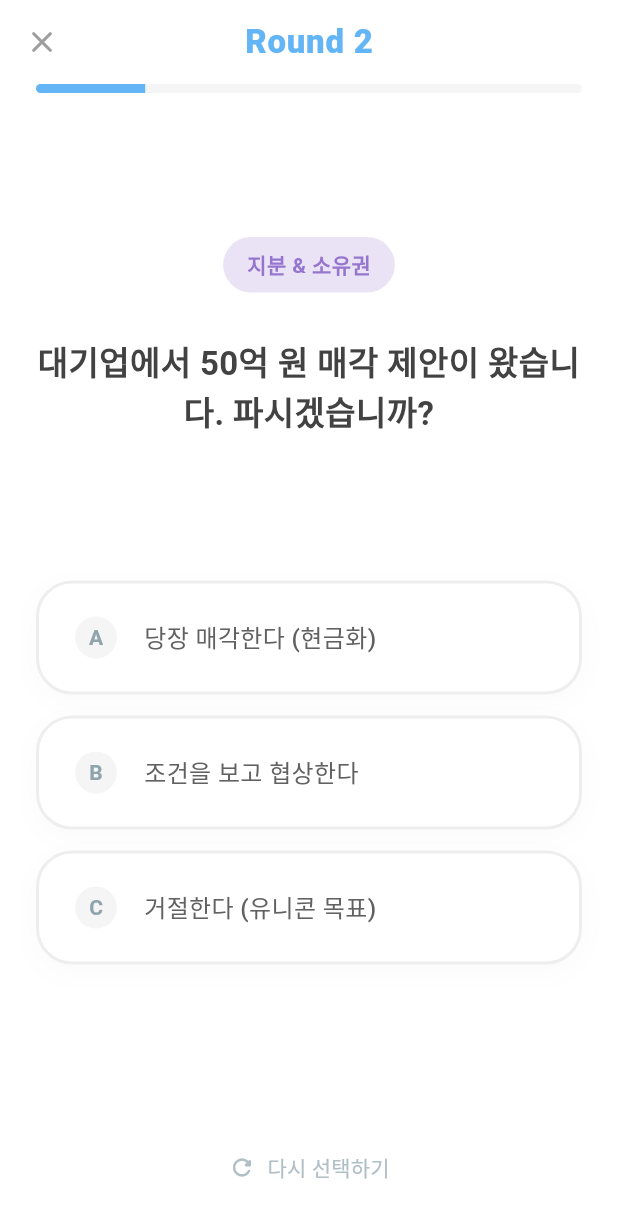
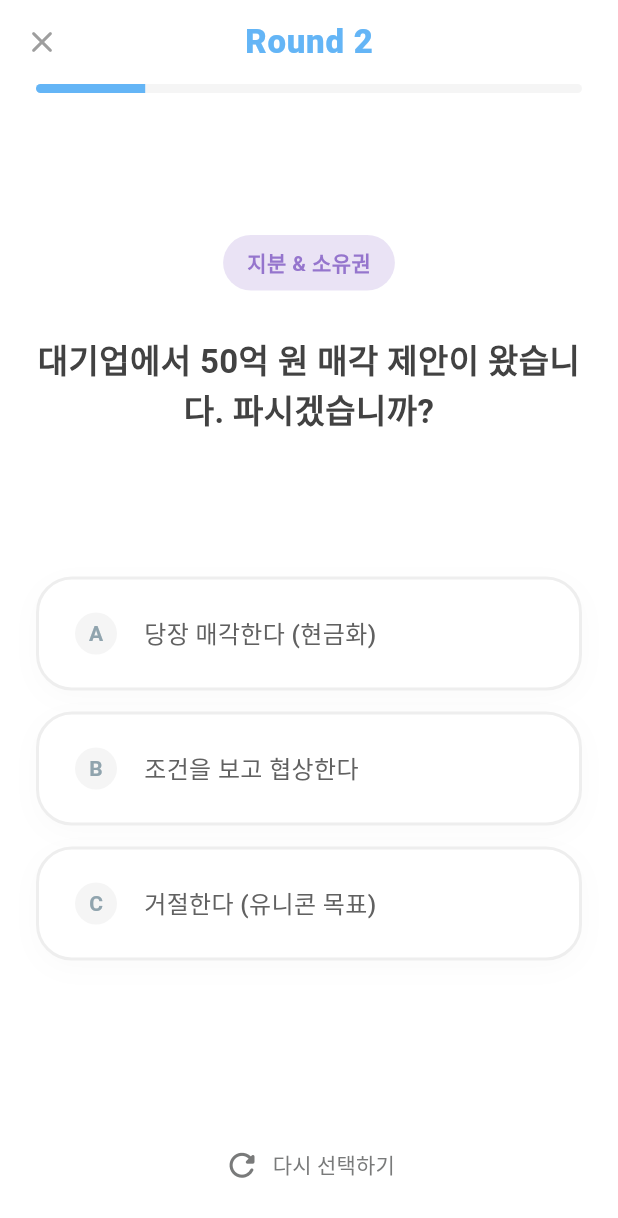
Before and after one commit to jumyeong2/flutter_exam, a Flutter app: the SimulationScreen screen opened directly, after a tap on an icon or button, on a phone screen of 412 x 824 dp. Shown: the top 1218 px of the screen. Run offline on Flutter 3.47's test engine with Material 3 defaults, Android fonts, the phone set to English and light mode, and no system bars.

Commit message:
UI 수정3

```diff
--- a/lib/simulation_screen.dart
+++ b/lib/simulation_screen.dart
@@ -115,10 +115,10 @@ class _SimulationScreenState extends State<SimulationScreen> {
               if (currentIndex > 0)
                 TextButton.icon(
                   onPressed: _prevQuestion,
-                  icon: const Icon(Icons.refresh_rounded, size: 18),
+                  icon: const Icon(Icons.refresh_rounded, size: 25),
                   label: const Text("다시 선택하기"),
                   style: TextButton.styleFrom(
-                    foregroundColor: const Color(0xFFB0BEC5), // 은은한 블루그레이
+                    foregroundColor: const Color.fromARGB(255, 121, 122, 122), // 은은한 블루그레이
                     padding: const EdgeInsets.symmetric(vertical: 15),
                   ),
                 )
```
